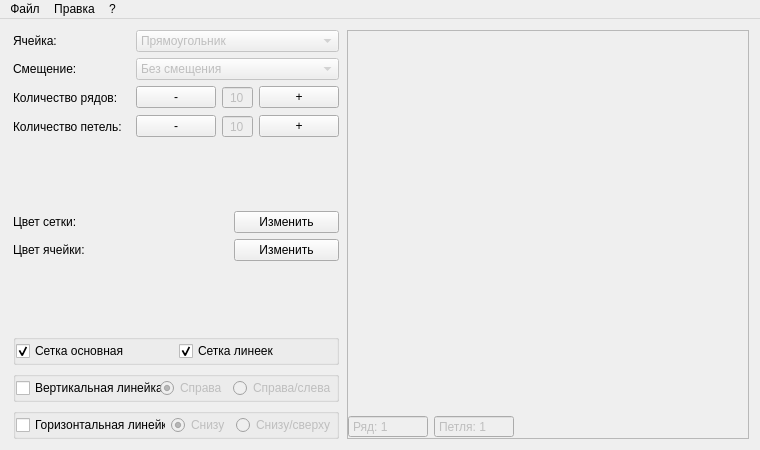
Before: the Qt Designer form mainwindow.ui in MegaSamuel/PatternDraw, drawn with Qt 5.
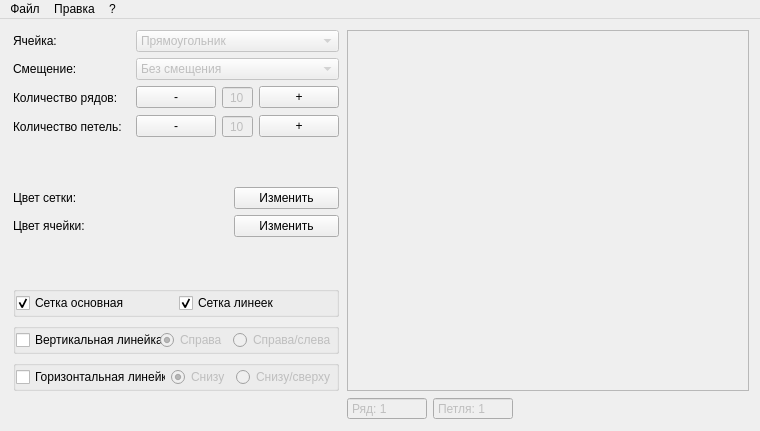
After: the same form once the commit is applied. Custom widgets are drawn as their Qt base class.

Commit message: ft-hide-obsolete : правка gui

```diff
--- a/mainwindow.ui
+++ b/mainwindow.ui
@@ -7,15 +7,70 @@
     <x>0</x>
     <y>0</y>
     <width>760</width>
-    <height>450</height>
+    <height>431</height>
    </rect>
   </property>
   <property name="windowTitle">
    <string>MainWindow</string>
   </property>
   <widget class="QWidget" name="centralWidget">
-   <layout class="QHBoxLayout" name="horizontalLayout_2">
+   <layout class="QGridLayout" name="gridLayout">
+    <item row="0" column="1">
+     <widget class="QFrame" name="framePreviewGrid">
+      <property name="sizePolicy">
+       <sizepolicy hsizetype="Expanding" vsizetype="Expanding">
+        <horstretch>0</horstretch>
+        <verstretch>0</verstretch>
+       </sizepolicy>
+      </property>
+      <property name="minimumSize">
+       <size>
+        <width>310</width>
+        <height>310</height>
+       </size>
+      </property>
+      <property name="frameShape">
+       <enum>QFrame::StyledPanel</enum>
+      </property>
+      <property name="frameShadow">
+       <enum>QFrame::Raised</enum>
+      </property>
+      <layout class="QVBoxLayout" name="verticalLayout_3">
+       <property name="spacing">
+        <number>0</number>
+       </property>
+       <property name="leftMargin">
+        <number>0</number>
+       </property>
+       <property name="topMargin">
+        <number>0</number>
+       </property>
+       <property name="rightMargin">
+        <number>0</number>
+       </property>
+       <property name="bottomMargin">
+        <number>0</number>
+       </property>
     <item>
+        <widget class="TGridDraw" name="tGridDraw" native="true">
+         <property name="sizePolicy">
+          <sizepolicy hsizetype="Expanding" vsizetype="Expanding">
+           <horstretch>0</horstretch>
+           <verstretch>0</verstretch>
+          </sizepolicy>
+         </property>
+         <property name="minimumSize">
+          <size>
+           <width>308</width>
+           <height>308</height>
+          </size>
+         </property>
+        </widget>
+       </item>
+      </layout>
+     </widget>
+    </item>
+    <item row="0" column="0">
      <widget class="QFrame" name="frameControl">
       <property name="sizePolicy">
        <sizepolicy hsizetype="Minimum" vsizetype="Minimum">
@@ -488,30 +543,15 @@
       </layout>
      </widget>
     </item>
-    <item>
-     <widget class="QFrame" name="framePreviewGrid">
-      <property name="sizePolicy">
-       <sizepolicy hsizetype="Expanding" vsizetype="Expanding">
-        <horstretch>0</horstretch>
-        <verstretch>0</verstretch>
-       </sizepolicy>
-      </property>
-      <property name="minimumSize">
-       <size>
-        <width>310</width>
-        <height>310</height>
-       </size>
-      </property>
+    <item row="1" column="0">
+     <widget class="QFrame" name="frameStatusL">
       <property name="frameShape">
-       <enum>QFrame::StyledPanel</enum>
+       <enum>QFrame::NoFrame</enum>
       </property>
       <property name="frameShadow">
-       <enum>QFrame::Raised</enum>
+       <enum>QFrame::Plain</enum>
       </property>
-      <layout class="QVBoxLayout" name="verticalLayout_3">
-       <property name="spacing">
-        <number>0</number>
-       </property>
+      <layout class="QHBoxLayout" name="horizontalLayout_2">
        <property name="leftMargin">
         <number>0</number>
        </property>
@@ -525,36 +565,36 @@
         <number>0</number>
        </property>
        <item>
-        <spacer name="verticalSpacer">
-         <property name="orientation">
-          <enum>Qt::Vertical</enum>
+        <widget class="QLabel" name="label">
+         <property name="text">
+          <string/>
          </property>
-         <property name="sizeHint" stdset="0">
-          <size>
-           <width>20</width>
-           <height>40</height>
-          </size>
-         </property>
-        </spacer>
+        </widget>
        </item>
-       <item>
-        <widget class="TGridDraw" name="tGridDraw" native="true">
-         <property name="sizePolicy">
-          <sizepolicy hsizetype="Expanding" vsizetype="Expanding">
-           <horstretch>0</horstretch>
-           <verstretch>0</verstretch>
-          </sizepolicy>
-         </property>
-         <property name="minimumSize">
-          <size>
-           <width>308</width>
-           <height>308</height>
-          </size>
-         </property>
-        </widget>
-       </item>
-       <item>
-        <layout class="QHBoxLayout" name="horizontalLayout">
+      </layout>
+     </widget>
+    </item>
+    <item row="1" column="1">
+     <widget class="QFrame" name="frameStatusR">
+      <property name="frameShape">
+       <enum>QFrame::NoFrame</enum>
+      </property>
+      <property name="frameShadow">
+       <enum>QFrame::Plain</enum>
+      </property>
+      <layout class="QHBoxLayout" name="horizontalLayout_8">
+       <property name="leftMargin">
+        <number>0</number>
+       </property>
+       <property name="topMargin">
+        <number>0</number>
+       </property>
+       <property name="rightMargin">
+        <number>0</number>
+       </property>
+       <property name="bottomMargin">
+        <number>0</number>
+       </property>
          <item>
           <widget class="QSpinBox" name="spinCurrRow">
            <property name="enabled">
@@ -617,8 +657,6 @@
             </size>
            </property>
           </spacer>
-         </item>
-        </layout>
        </item>
       </layout>
      </widget>
```
Lines whose indentation alone changed are shown as unchanged.
